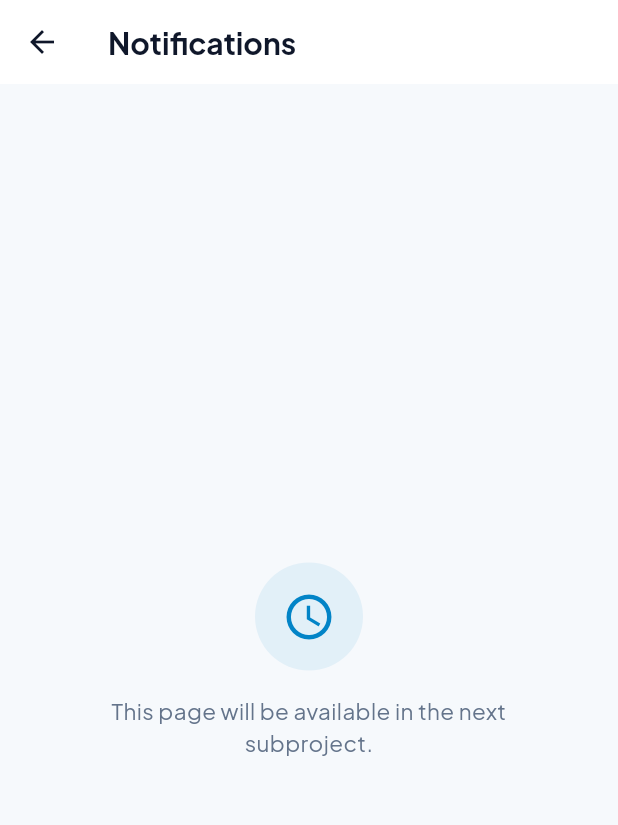
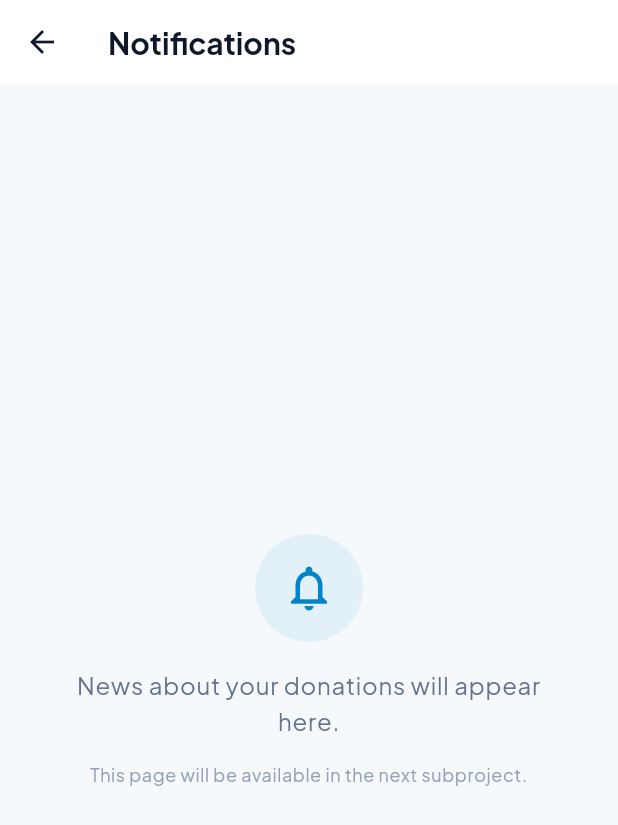
Before and after one commit to MANUSIAdosa/bluetrackproject, a Flutter app: the ImpactPage screen opened by its route, after a tap on the "notifications" icon, on a phone screen of 412 x 824 dp. Shown: the top 825 px of the screen. Run offline on Flutter 3.47's test engine with Material 3 defaults, Android fonts, the phone set to English and light mode, and no system bars; our stand-ins replace flutter_secure_storage, go_router, hive_flutter, shared_preferences; accounts and stored records are empty.

Commit message:
Notifikasi: sumber mock, badge konsisten, halaman sementara explains itself
Lonceng di Jelajahi dan Dampakuki membuka halaman yang hanya berisi pesan
umum, dan jumlah belum dibaca masih angka tetap di AppConfig.

- NotificationRepository + MockNotificationRepository membaca
  assets/mock/notifications.json, terdaftar di Repositories
- NotificationsController jadi satu sumber angka; lonceng dan tab My Impact
  membacanya, jadi tidak bisa berbeda. AppConfig.unreadNotifications dihapus
- Badge angka pakai AppColors.coral, nol berarti tanpa badge
- Badge yang sama di tab My Impact lewat flag showsUnreadBadge di ShellTab
- Tooltip lonceng ikut bahasa aktif (shell.notifications), bukan hardcode
- /notifications menampilkan ikon lonceng dan Kabar tentang donasimu akan
  muncul di sini, dengan catatan isi lengkap menyusul sebagai baris kedua

Tidak ada daftar notifikasi, tandai dibaca, atau tipe notifikasi baru.
StatefulShellRoute, banner offline, dan isi Jelajahi serta Dampakku tetap.

```diff
--- /dev/null
+++ b/assets/mock/notifications.json
@@ -0,0 +1,3 @@
+{
+  "unreadCount": 2
+}
--- a/lib/core/config/app_config.dart
+++ b/lib/core/config/app_config.dart
@@ -27,8 +27,7 @@ abstract final class AppConfig {
   static const int otpResendSeconds = 60;
 
   // --- Notifications ------------------------------------------------------
-  /// TODO: wire to NotificationRepository once P13 is implemented; 0 hides the badge.
-  static const int unreadNotifications = 0;
+  // The unread count lives in the mock NotificationRepository, not here.
 
   // --- Donation (mock) ----------------------------------------------------
   // TODO(product owner): confirm the preset donation amounts below.
--- a/lib/core/localization/app_localizations.dart
+++ b/lib/core/localization/app_localizations.dart
@@ -264,6 +264,8 @@ class AppLocalizations {
       'profile.title': 'Profil',
       'profile.signOut': 'Keluar',
       'notifications.title': 'Notifikasi',
+      'notifications.donationNews':
+          'Kabar tentang donasimu akan muncul di sini.',
     },
     'en': {
       // --- Common ---
@@ -493,6 +495,8 @@ class AppLocalizations {
       'profile.title': 'Profile',
       'profile.signOut': 'Sign out',
       'notifications.title': 'Notifications',
+      'notifications.donationNews':
+          'News about your donations will appear here.',
     },
   };
 }
--- a/lib/core/router/app_router.dart
+++ b/lib/core/router/app_router.dart
@@ -6,13 +6,13 @@ import '../../features/donation/presentation/donate_amount_page.dart';
 import '../../features/explore/presentation/explore_page.dart';
 import '../../features/impact/presentation/impact_page.dart';
 import '../../features/legal/presentation/legal_page.dart';
+import '../../features/notification/presentation/notifications_page.dart';
 import '../../features/onboarding/presentation/onboarding_page.dart';
 import '../../features/organization/presentation/org_profile_page.dart';
 import '../../features/profile/presentation/profile_page.dart';
 import '../../features/project/presentation/project_detail_page.dart';
 import '../../features/shell/app_shell.dart';
 import '../../features/transparency/presentation/transparency_page.dart';
-import '../../shared/widgets/placeholder_page.dart';
 
 /// Centralized router.
 ///
@@ -40,8 +40,7 @@ GoRouter createRouter({required bool onboardingDone}) {
       GoRoute(
         path: '/notifications',
         parentNavigatorKey: rootKey,
-        builder: (context, state) =>
-            const PlaceholderPage(titleKey: 'notifications.title'),
+        builder: (context, state) => const NotificationsPage(),
       ),
       GoRoute(
         path: '/legal/privacy',
--- /dev/null
+++ b/lib/features/notification/presentation/notifications_page.dart
@@ -0,0 +1,68 @@
+import 'package:flutter/material.dart';
+
+import '../../../core/localization/app_localizations.dart';
+import '../../../core/theme/app_colors.dart';
+
+/// P13 Notifications — temporary page.
+///
+/// Notifications currently mean news about the user's donations, so the page
+/// says so instead of showing only the generic "coming soon" line. Deliberately
+/// not a list: no notification items, no read marking, no types — those belong
+/// to the week P13 is actually assigned.
+class NotificationsPage extends StatelessWidget {
+  const NotificationsPage({super.key});
+
+  @override
+  Widget build(BuildContext context) {
+    final theme = Theme.of(context);
+
+    return Scaffold(
+      appBar: AppBar(title: Text(context.tr('notifications.title'))),
+      body: Center(
+        child: SingleChildScrollView(
+          child: ConstrainedBox(
+            constraints: const BoxConstraints(maxWidth: 480),
+            child: Padding(
+              padding: const EdgeInsets.all(32),
+              child: Column(
+                mainAxisSize: MainAxisSize.min,
+                children: [
+                  Container(
+                    width: 72,
+                    height: 72,
+                    decoration: BoxDecoration(
+                      color: AppColors.ocean.withValues(alpha: 0.08),
+                      shape: BoxShape.circle,
+                    ),
+                    child: const Icon(
+                      Icons.notifications_outlined,
+                      size: 36,
+                      color: AppColors.ocean,
+                    ),
+                  ),
+                  const SizedBox(height: 16),
+                  Text(
+                    context.tr('notifications.donationNews'),
+                    textAlign: TextAlign.center,
+                    style: theme.textTheme.bodyLarge?.copyWith(
+                      color: AppColors.textSecondary,
+                      height: 1.5,
+                    ),
+                  ),
+                  const SizedBox(height: 16),
+                  Text(
+                    context.tr('common.comingSoon'),
+                    textAlign: TextAlign.center,
+                    style: theme.textTheme.bodySmall?.copyWith(
+                      color: AppColors.inactiveTab,
+                    ),
+                  ),
+                ],
+              ),
+            ),
+          ),
+        ),
+      ),
+    );
+  }
+}
--- a/lib/features/repositories.dart
+++ b/lib/features/repositories.dart
@@ -1,4 +1,5 @@
 import 'explore/data/project_repository.dart';
+import 'notification/data/notification_repository.dart';
 import 'organization/data/organization_repository.dart';
 
 /// Repository registry.
@@ -10,4 +11,6 @@ abstract final class Repositories {
   static const FilterRepository filters = MockFilterRepository();
   static const OrganizationRepository organizations =
       MockOrganizationRepository();
+  static const NotificationRepository notifications =
+      MockNotificationRepository();
 }
--- a/lib/features/shell/app_shell.dart
+++ b/lib/features/shell/app_shell.dart
@@ -3,6 +3,8 @@ import 'package:go_router/go_router.dart';
 
 import '../../core/config/app_config.dart';
 import '../../core/localization/app_localizations.dart';
+import '../../core/state/app_state.dart';
+import '../../core/theme/app_colors.dart';
 import '../../shared/widgets/offline_banner.dart';
 
 /// P00 — App Shell with bottom navigation.
@@ -28,7 +30,10 @@ class AppShell extends StatelessWidget {
           Expanded(child: shell),
         ],
       ),
-      bottomNavigationBar: NavigationBar(
+      // Same unread count as the app-bar bell, read from the one controller.
+      bottomNavigationBar: ListenableBuilder(
+        listenable: NotificationsController.instance,
+        builder: (context, _) => NavigationBar(
           selectedIndex: shell.currentIndex,
           onDestinationSelected: (index) => shell.goBranch(
             index,
@@ -38,12 +43,35 @@ class AppShell extends StatelessWidget {
           destinations: [
             for (final tab in tabs)
               NavigationDestination(
-              icon: Icon(tab.icon),
-              selectedIcon: Icon(tab.activeIcon),
+                icon: _destinationIcon(tab, NotificationsController.instance),
+                selectedIcon: _destinationIcon(
+                  tab,
+                  NotificationsController.instance,
+                  selected: true,
+                ),
                 label: tab.label(context),
               ),
           ],
         ),
+      ),
+    );
+  }
+
+  /// Wraps the tab icon in the unread badge when the tab opts in
+  /// ([ShellTab.showsUnreadBadge]) and the count is above zero.
+  Widget _destinationIcon(
+    ShellTab tab,
+    NotificationsController notifications, {
+    bool selected = false,
+  }) {
+    final icon = Icon(selected ? tab.activeIcon : tab.icon);
+    if (!tab.showsUnreadBadge || notifications.unreadCount <= 0) return icon;
+
+    return Badge(
+      backgroundColor: AppColors.coral,
+      textColor: Colors.white,
+      label: Text('${notifications.unreadCount}'),
+      child: icon,
     );
   }
 }
@@ -61,6 +89,7 @@ class ShellTab {
     required this.icon,
     required this.activeIcon,
     this.descriptionKey,
+    this.showsUnreadBadge = false,
   });
 
   final String location;
@@ -71,6 +100,10 @@ class ShellTab {
   /// Localization key of the tab's purpose sentence. Null when the tab has no
   /// placeholder copy of its own.
   final String? descriptionKey;
+
+  /// Whether this tab shows the unread-notification badge. Only My Impact does
+  /// for now: the bell already covers the other tabs' app bars.
+  final bool showsUnreadBadge;
 
   String label(BuildContext context) => context.tr(labelKey);
 
@@ -109,6 +142,7 @@ abstract final class ShellTabs {
     descriptionKey: 'nav.impact.description',
     icon: Icons.favorite_outline,
     activeIcon: Icons.favorite,
+    showsUnreadBadge: true,
   );
 
   static const ShellTab profile = ShellTab(
--- a/lib/main.dart
+++ b/lib/main.dart
@@ -19,6 +19,7 @@ Future<void> main() async {
   final onboardingDone = prefs.getBool(AppConfig.onboardingDoneKey) ?? false;
 
   await AuthController.instance.init();
+  await NotificationsController.instance.load();
 
   runApp(BlueTrackApp(onboardingDone: onboardingDone));
 }
--- a/lib/shared/widgets/notification_bell.dart
+++ b/lib/shared/widgets/notification_bell.dart
@@ -1,26 +1,39 @@
 import 'package:flutter/material.dart';
 import 'package:go_router/go_router.dart';
 
-import '../../core/config/app_config.dart';
+import '../../core/localization/app_localizations.dart';
+import '../../core/state/app_state.dart';
+import '../../core/theme/app_colors.dart';
 
-/// Notification bell with optional count badge (P00 shell requirement;
-/// opens P13, which is a stub during Subproject 01).
+/// Notification bell with an unread-count badge (P00 shell requirement).
+///
+/// The count comes from [NotificationsController] — never from a constant in
+/// AppConfig — so the bell and the My Impact nav badge can never disagree.
+/// Zero renders no badge. The tooltip follows the active locale.
 class NotificationBell extends StatelessWidget {
   const NotificationBell({super.key});
 
   @override
   Widget build(BuildContext context) {
-    final count = AppConfig.unreadNotifications;
     final bell = IconButton(
-      tooltip: 'Notification',
+      tooltip: context.tr('shell.notifications'),
       icon: const Icon(Icons.notifications_outlined),
       onPressed: () => context.push('/notifications'),
     );
 
-    if (count <= 0) return bell;
+    return ListenableBuilder(
+      listenable: NotificationsController.instance,
+      builder: (context, child) {
+        final count = NotificationsController.instance.unreadCount;
+        if (count <= 0) return bell;
 
-    return Badge(
-      label: Text('$count'),
+        return Badge(
+          backgroundColor: AppColors.coral,
+          textColor: Colors.white,
+          label: Text('$count'),
+          child: child,
+        );
+      },
       child: bell,
     );
   }
```
Also changed, not shown: lib/core/state/app_state.dart (+29 -0 lines), lib/features/notification/data/notification_repository.dart (added, +28 -0 lines), 1 other file. Lines whose indentation alone changed are shown as unchanged.
